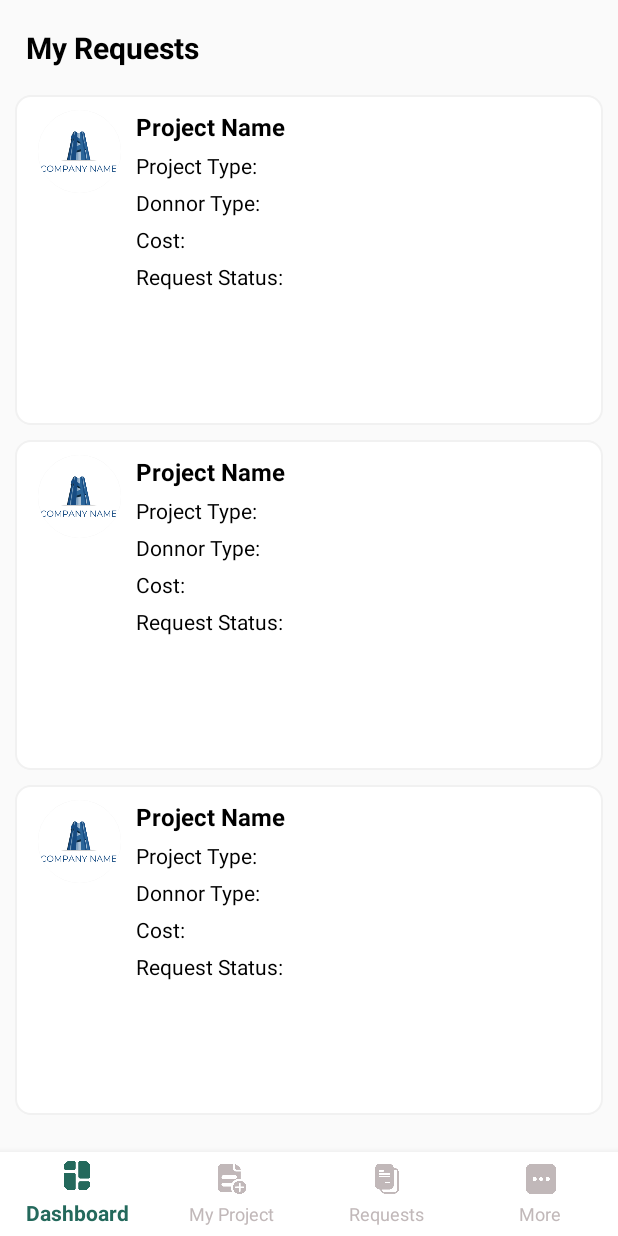
After one commit to UnitSol/islamic-trust-organization-android-donor, an Android app: the layout activity_my_request.xml on its own in the app's theme, with its tools: preview values and no code run, on a phone screen of 412 x 824 dp. The commit adds this screen. Run offline under Robolectric (Android 15) with nearby library versions, the phone set to English and light mode, and no system bars; network calls fail.

Commit message:
my request activity added with API implementation

```diff
--- a/islamictrustorganization/app/src/main/java/com/example/islamictrustorganization/ServiceManager/EndPoints.java
+++ b/islamictrustorganization/app/src/main/java/com/example/islamictrustorganization/ServiceManager/EndPoints.java
@@ -27,6 +27,7 @@ public class EndPoints {
     public static final String kUserProfileUpdate = BaseURL + "update_profile";
     public static final String kGetProjectTypes = BaseURL + "get_project_types";
     public static final String kDonnorRequest = BaseURL + "donor_request";
+    public static final String kGetMyRequest = BaseURL + "get_donor_request";
     // [@End Password Reset]
 
 }
--- /dev/null
+++ b/islamictrustorganization/app/src/main/res/layout/activity_my_request.xml
@@ -0,0 +1,51 @@
+<?xml version="1.0" encoding="utf-8"?>
+<RelativeLayout xmlns:android="http://schemas.android.com/apk/res/android"
+    xmlns:app="http://schemas.android.com/apk/res-auto"
+    xmlns:tools="http://schemas.android.com/tools"
+    android:layout_width="match_parent"
+    android:layout_height="match_parent"
+    tools:context=".Controllers.MyRequestActivity">
+    <RelativeLayout
+        android:id="@+id/view_top_bar"
+        android:layout_width="match_parent"
+        android:layout_height="wrap_content">
+        <TextView
+            android:layout_width="wrap_content"
+            android:layout_height="wrap_content"
+            android:text="My Requests"
+            android:layout_centerVertical="true"
+            android:fontFamily="sans-serif-black"
+            android:textFontWeight="700"
+            android:textSize="20sp"
+            android:textColor="@color/black"
+            android:layout_marginTop="36dp"
+            android:layout_marginLeft="17dp"/>
+    </RelativeLayout>
+
+    <RelativeLayout
+        android:layout_width="match_parent"
+        android:layout_height="match_parent"
+        android:layout_below="@+id/view_top_bar"
+        android:layout_above="@+id/bottom_nav">
+        <androidx.recyclerview.widget.RecyclerView
+            android:id="@+id/rv_requests"
+            android:layout_width="match_parent"
+            android:layout_height="match_parent"
+            tools:listitem="@layout/li_my_request"/>
+    </RelativeLayout>
+
+    <com.google.android.material.bottomnavigation.BottomNavigationView
+        android:id="@+id/bottom_nav"
+        android:layout_width="match_parent"
+        android:layout_height="wrap_content"
+        android:layout_alignParentBottom="true"
+        android:background="@color/white"
+        app:itemBackground="@color/white"
+        app:itemIconSize="20dp"
+        app:itemIconTint="@drawable/selector"
+        app:itemTextColor="@drawable/selector"
+        app:labelVisibilityMode="labeled"
+        app:menu="@menu/menu_for_donner" />
+
+
+</RelativeLayout>
--- /dev/null
+++ b/islamictrustorganization/app/src/main/res/layout/li_my_request.xml
@@ -0,0 +1,162 @@
+<?xml version="1.0" encoding="utf-8"?>
+<RelativeLayout xmlns:android="http://schemas.android.com/apk/res/android"
+    android:layout_width="match_parent"
+    android:layout_height="wrap_content"
+    xmlns:app="http://schemas.android.com/apk/res-auto">
+
+    <LinearLayout
+        android:id="@+id/cmd_project"
+        android:layout_width="fill_parent"
+        android:layout_height="220dp"
+        android:layout_marginBottom="10dp"
+        android:layout_marginStart="10dp"
+        android:layout_marginEnd="10dp"
+        android:background="@drawable/edittext_style"
+        android:gravity="center_vertical"
+        android:orientation="horizontal">
+        <RelativeLayout
+            android:layout_width="55dp"
+            android:layout_height="55dp"
+            android:layout_marginLeft="15dp"
+            android:layout_gravity="top"
+            android:layout_marginTop="10dp"
+            android:background="@drawable/list_image_style">
+            <com.google.android.material.imageview.ShapeableImageView
+                android:id="@+id/img_request"
+                android:layout_width="match_parent"
+                android:layout_height="match_parent"
+                android:scaleType="fitXY"
+                android:src="@drawable/company_name"
+                app:shapeAppearance="@style/Circular" />
+
+        </RelativeLayout>
+
+        <LinearLayout
+            android:layout_width="match_parent"
+            android:layout_height="match_parent"
+            android:layout_margin="10dp"
+            android:orientation="vertical">
+
+            <TextView
+                android:id="@+id/lbl_project_name"
+                android:layout_width="wrap_content"
+                android:layout_height="wrap_content"
+                android:text="Project Name"
+                android:textSize="16sp"
+                android:textStyle="bold"
+                android:textColor="@color/black"/>
+
+            <LinearLayout
+                android:layout_width="wrap_content"
+                android:layout_height="wrap_content"
+                android:layout_marginTop="5dp">
+                <TextView
+                    android:layout_width="wrap_content"
+                    android:layout_height="wrap_content"
+                    android:text="Project Type: "
+                    android:textColor="@color/black" />
+                <TextView
+                    android:id="@+id/lbl_project_type"
+                    android:layout_width="wrap_content"
+                    android:layout_height="wrap_content"
+                    android:textColor="@color/black" />
+            </LinearLayout>
+
+
+            <LinearLayout
+                android:layout_width="wrap_content"
+                android:layout_height="wrap_content"
+                android:layout_marginTop="5dp">
+                <TextView
+                    android:layout_width="wrap_content"
+                    android:layout_height="wrap_content"
+                    android:text="Donnor Type: "
+                    android:textColor="@color/black" />
+                <TextView
+                    android:id="@+id/lbl_donnor_type"
+                    android:layout_width="wrap_content"
+                    android:layout_height="wrap_content"
+                    android:textColor="@color/black" />
+            </LinearLayout>
+
+            <LinearLayout
+                android:layout_width="wrap_content"
+                android:layout_height="wrap_content"
+                android:layout_marginTop="5dp">
+                <TextView
+                    android:layout_width="wrap_content"
+                    android:layout_height="wrap_content"
+                    android:text="Cost: "
+                    android:textColor="@color/black" />
+                <TextView
+                    android:id="@+id/lbl_cost"
+                    android:layout_width="wrap_content"
+                    android:layout_height="wrap_content"
+                    android:textColor="@color/black" />
+            </LinearLayout>
+
+            <LinearLayout
+                android:layout_width="wrap_content"
+                android:layout_height="wrap_content"
+                android:layout_marginTop="5dp"
+                android:visibility="gone">
+                <TextView
+                    android:layout_width="wrap_content"
+                    android:layout_height="wrap_content"
+                    android:text="Village: "
+                    android:textColor="@color/black" />
+                <TextView
+                    android:id="@+id/lbl_village"
+                    android:layout_width="wrap_content"
+                    android:layout_height="wrap_content"
+                    android:textColor="@color/black" />
+            </LinearLayout>
+
+            <LinearLayout
+                android:layout_width="wrap_content"
+                android:layout_height="wrap_content"
+                android:layout_marginTop="5dp"
+                android:visibility="gone">
+                <TextView
+                    android:layout_width="wrap_content"
+                    android:layout_height="wrap_content"
+                    android:text="Taluk: "
+                    android:textColor="@color/black" />
+                <TextView
+                    android:id="@+id/lbl_taluk"
+                    android:layout_width="wrap_content"
+                    android:layout_height="wrap_content"
+                    android:textColor="@color/black" />
+            </LinearLayout>
+
+            <LinearLayout
+                android:layout_width="wrap_content"
+                android:layout_height="wrap_content"
+                android:layout_marginTop="5dp">
+                <TextView
+                    android:layout_width="wrap_content"
+                    android:layout_height="wrap_content"
+                    android:text="Request Status: "
+                    android:textColor="@color/black" />
+                <TextView
+                    android:id="@+id/lbl_request_status"
+                    android:layout_width="wrap_content"
+                    android:layout_height="wrap_content"
+                    android:textColor="@color/black" />
+            </LinearLayout>
+
+        </LinearLayout>
+
+        <RelativeLayout
+            android:layout_width="50dp"
+            android:layout_height="wrap_content"
+            android:visibility="gone">
+            <ImageView
+                android:layout_width="60px"
+                android:layout_height="60dp"
+                android:layout_alignParentRight="true"
+                android:layout_marginRight="30dp"
+                android:src="@drawable/go_to_next_screen" />
+        </RelativeLayout>
+    </LinearLayout>
+</RelativeLayout>
--- a/islamictrustorganization/app/src/main/res/menu/menu_for_donner.xml
+++ b/islamictrustorganization/app/src/main/res/menu/menu_for_donner.xml
@@ -12,6 +12,11 @@
         android:title="My Project"
         tools:ignore="HardcodedText" />
     <item
+        android:id="@+id/menu_request_view"
+        android:icon="@drawable/invoice"
+        android:title="Requests"
+        tools:ignore="HardcodedText" />
+    <item
         android:id="@+id/menu_donner_more"
         android:icon="@drawable/more"
         android:title="More"
```
Also changed, not shown: islamictrustorganization/app/src/main/AndroidManifest.xml (+17 -14 lines), islamictrustorganization/app/src/main/java/com/example/islamictrustorganization/Adapters/MyRequestAdapter.java (added, +124 -0 lines), islamictrustorganization/app/src/main/java/com/example/islamictrustorganization/Controllers/DashBoardActivity.java (+5 -5 lines), islamictrustorganization/app/src/main/java/com/example/islamictrustorganization/Controllers/MyRequestActivity.java (added, +120 -0 lines).
